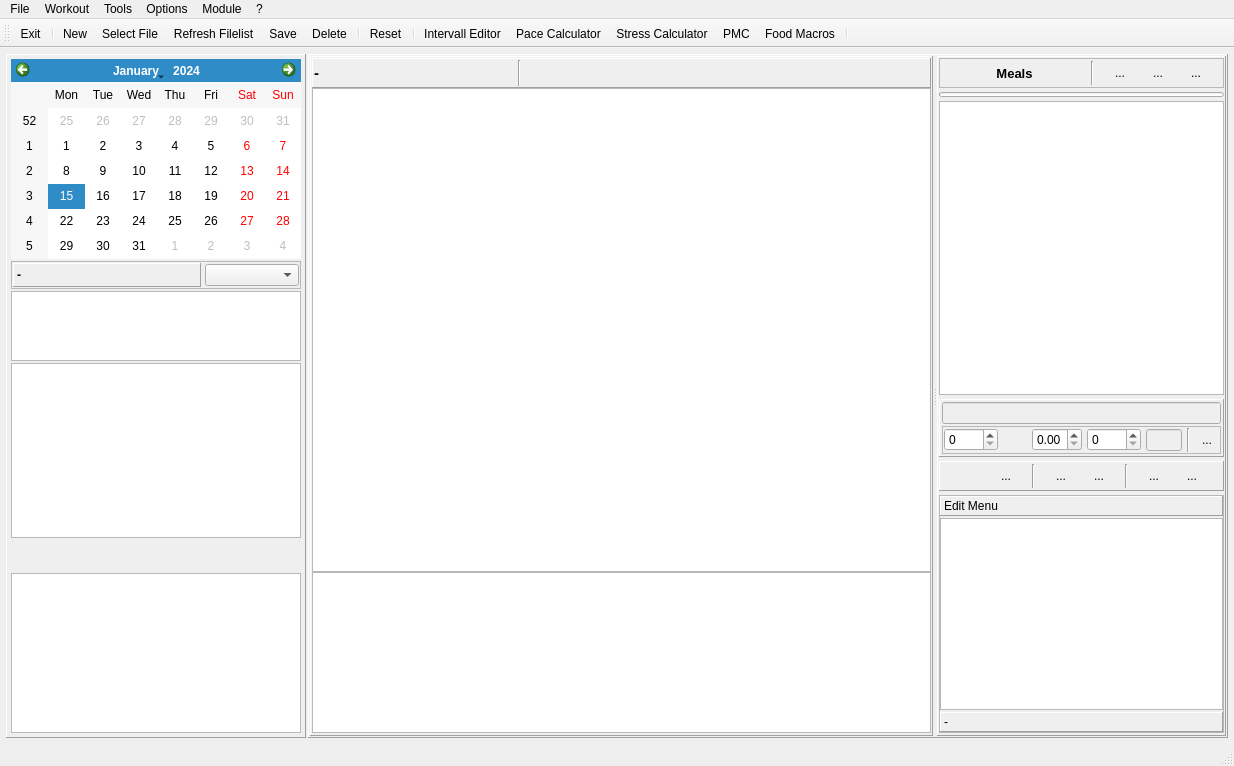
Old version of the form mainwindow.ui in the repository Tria-Andy/WorkoutEditor.
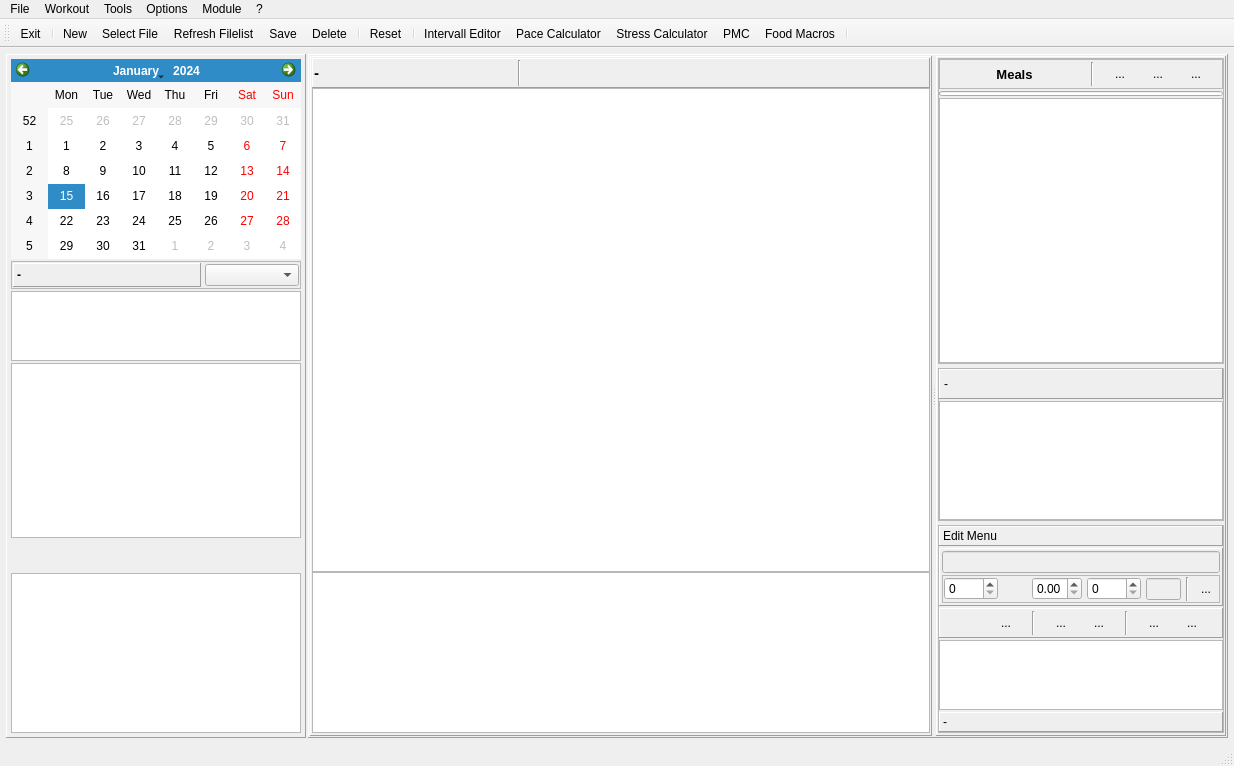
New version of the form. The open tabs and pages were chosen to show the change. Icons and pictures are not drawn. Custom widgets are drawn as their Qt base class.

Commit message: Add day summery if click on day header

What changed in the file:
```diff
--- a/mainwindow.ui
+++ b/mainwindow.ui
@@ -2211,7 +2211,37 @@
                 <number>2</number>
                </property>
                <item>
-                <widget class="QFrame" name="frame_3">
+                <widget class="QFrame" name="frame_mealsEdit">
+                 <property name="sizePolicy">
+                  <sizepolicy hsizetype="Preferred" vsizetype="Preferred">
+                   <horstretch>0</horstretch>
+                   <verstretch>2</verstretch>
+                  </sizepolicy>
+                 </property>
+                 <property name="frameShape">
+                  <enum>QFrame::StyledPanel</enum>
+                 </property>
+                 <property name="frameShadow">
+                  <enum>QFrame::Raised</enum>
+                 </property>
+                 <layout class="QVBoxLayout" name="verticalLayout_17">
+                  <property name="spacing">
+                   <number>2</number>
+                  </property>
+                  <property name="leftMargin">
+                   <number>0</number>
+                  </property>
+                  <property name="topMargin">
+                   <number>0</number>
+                  </property>
+                  <property name="rightMargin">
+                   <number>0</number>
+                  </property>
+                  <property name="bottomMargin">
+                   <number>0</number>
+                  </property>
+                  <item>
+                   <widget class="QFrame" name="frame_meals">
                  <property name="frameShape">
                   <enum>QFrame::StyledPanel</enum>
                  </property>
@@ -2397,8 +2427,204 @@
                  </property>
                 </widget>
                </item>
+                 </layout>
+                </widget>
+               </item>
                <item>
-                <widget class="QFrame" name="frame_4">
+                <widget class="QFrame" name="frame_dayShow">
+                 <property name="sizePolicy">
+                  <sizepolicy hsizetype="Preferred" vsizetype="Preferred">
+                   <horstretch>0</horstretch>
+                   <verstretch>1</verstretch>
+                  </sizepolicy>
+                 </property>
+                 <property name="frameShape">
+                  <enum>QFrame::StyledPanel</enum>
+                 </property>
+                 <property name="frameShadow">
+                  <enum>QFrame::Raised</enum>
+                 </property>
+                 <layout class="QVBoxLayout" name="verticalLayout_16">
+                  <property name="spacing">
+                   <number>2</number>
+                  </property>
+                  <property name="leftMargin">
+                   <number>0</number>
+                  </property>
+                  <property name="topMargin">
+                   <number>0</number>
+                  </property>
+                  <property name="rightMargin">
+                   <number>0</number>
+                  </property>
+                  <property name="bottomMargin">
+                   <number>0</number>
+                  </property>
+                  <item>
+                   <widget class="QFrame" name="frame_dayEdit">
+                    <property name="font">
+                     <font>
+                      <pointsize>9</pointsize>
+                     </font>
+                    </property>
+                    <property name="frameShape">
+                     <enum>QFrame::Panel</enum>
+                    </property>
+                    <property name="frameShadow">
+                     <enum>QFrame::Raised</enum>
+                    </property>
+                    <layout class="QHBoxLayout" name="horizontalLayout_16">
+                     <property name="spacing">
+                      <number>4</number>
+                     </property>
+                     <property name="leftMargin">
+                      <number>4</number>
+                     </property>
+                     <property name="topMargin">
+                      <number>2</number>
+                     </property>
+                     <property name="rightMargin">
+                      <number>4</number>
+                     </property>
+                     <property name="bottomMargin">
+                      <number>2</number>
+                     </property>
+                     <item>
+                      <widget class="QLabel" name="label_dayShow">
+                       <property name="text">
+                        <string>-</string>
+                       </property>
+                      </widget>
+                     </item>
+                     <item>
+                      <widget class="QToolButton" name="toolButton_lineCopy">
+                       <property name="minimumSize">
+                        <size>
+                         <width>24</width>
+                         <height>24</height>
+                        </size>
+                       </property>
+                       <property name="maximumSize">
+                        <size>
+                         <width>24</width>
+                         <height>24</height>
+                        </size>
+                       </property>
+                       <property name="text">
+                        <string/>
+                       </property>
+                       <property name="icon">
+                        <iconset resource="resources.qrc">
+                         <normaloff>:/images/icons/Copy.png</normaloff>:/images/icons/Copy.png</iconset>
+                       </property>
+                       <property name="iconSize">
+                        <size>
+                         <width>18</width>
+                         <height>18</height>
+                        </size>
+                       </property>
+                       <property name="autoRaise">
+                        <bool>true</bool>
+                       </property>
+                      </widget>
+                     </item>
+                     <item>
+                      <widget class="QToolButton" name="toolButton_linePaste">
+                       <property name="minimumSize">
+                        <size>
+                         <width>24</width>
+                         <height>24</height>
+                        </size>
+                       </property>
+                       <property name="maximumSize">
+                        <size>
+                         <width>24</width>
+                         <height>24</height>
+                        </size>
+                       </property>
+                       <property name="text">
+                        <string/>
+                       </property>
+                       <property name="icon">
+                        <iconset resource="resources.qrc">
+                         <normaloff>:/images/icons/Paste.png</normaloff>:/images/icons/Paste.png</iconset>
+                       </property>
+                       <property name="iconSize">
+                        <size>
+                         <width>18</width>
+                         <height>18</height>
+                        </size>
+                       </property>
+                       <property name="autoRaise">
+                        <bool>true</bool>
+                       </property>
+                      </widget>
+                     </item>
+                    </layout>
+                   </widget>
+                  </item>
+                  <item>
+                   <widget class="QTableWidget" name="tableWidget_daySummery"/>
+                  </item>
+                 </layout>
+                </widget>
+               </item>
+               <item>
+                <widget class="QFrame" name="frame_menuEdit">
+                 <property name="sizePolicy">
+                  <sizepolicy hsizetype="Preferred" vsizetype="Preferred">
+                   <horstretch>0</horstretch>
+                   <verstretch>1</verstretch>
+                  </sizepolicy>
+                 </property>
+                 <property name="frameShape">
+                  <enum>QFrame::StyledPanel</enum>
+                 </property>
+                 <property name="frameShadow">
+                  <enum>QFrame::Raised</enum>
+                 </property>
+                 <layout class="QVBoxLayout" name="verticalLayout_14">
+                  <property name="spacing">
+                   <number>2</number>
+                  </property>
+                  <property name="leftMargin">
+                   <number>0</number>
+                  </property>
+                  <property name="topMargin">
+                   <number>0</number>
+                  </property>
+                  <property name="rightMargin">
+                   <number>0</number>
+                  </property>
+                  <property name="bottomMargin">
+                   <number>0</number>
+                  </property>
+                  <item>
+                   <widget class="QLabel" name="label_menuEdit">
+                    <property name="minimumSize">
+                     <size>
+                      <width>0</width>
+                      <height>20</height>
+                     </size>
+                    </property>
+                    <property name="font">
+                     <font>
+                      <pointsize>9</pointsize>
+                     </font>
+                    </property>
+                    <property name="frameShape">
+                     <enum>QFrame::Panel</enum>
+                    </property>
+                    <property name="frameShadow">
+                     <enum>QFrame::Raised</enum>
+                    </property>
+                    <property name="text">
+                     <string>Edit Menu</string>
+                    </property>
+                   </widget>
+                  </item>
+                  <item>
+                   <widget class="QFrame" name="frame_mealSet">
                  <property name="frameShape">
                   <enum>QFrame::Panel</enum>
                  </property>
@@ -2573,7 +2799,7 @@
                 </widget>
                </item>
                <item>
-                <widget class="QFrame" name="frame_2">
+                   <widget class="QFrame" name="frame_mealEdit">
                  <property name="frameShape">
                   <enum>QFrame::Panel</enum>
                  </property>
@@ -2800,54 +3026,6 @@
                    </widget>
                   </item>
                  </layout>
-                </widget>
-               </item>
-               <item>
-                <widget class="QFrame" name="frame_5">
-                 <property name="frameShape">
-                  <enum>QFrame::StyledPanel</enum>
-                 </property>
-                 <property name="frameShadow">
-                  <enum>QFrame::Raised</enum>
-                 </property>
-                 <layout class="QVBoxLayout" name="verticalLayout_14">
-                  <property name="spacing">
-                   <number>2</number>
-                  </property>
-                  <property name="leftMargin">
-                   <number>0</number>
-                  </property>
-                  <property name="topMargin">
-                   <number>0</number>
-                  </property>
-                  <property name="rightMargin">
-                   <number>0</number>
-                  </property>
-                  <property name="bottomMargin">
-                   <number>0</number>
-                  </property>
-                  <item>
-                   <widget class="QLabel" name="label_menuEdit">
-                    <property name="minimumSize">
-                     <size>
-                      <width>0</width>
-                      <height>20</height>
-                     </size>
-                    </property>
-                    <property name="font">
-                     <font>
-                      <pointsize>9</pointsize>
-                     </font>
-                    </property>
-                    <property name="frameShape">
-                     <enum>QFrame::Panel</enum>
-                    </property>
-                    <property name="frameShadow">
-                     <enum>QFrame::Raised</enum>
-                    </property>
-                    <property name="text">
-                     <string>Edit Menu</string>
-                    </property>
                    </widget>
                   </item>
                   <item>
```
Lines whose indentation alone changed are shown as unchanged. The commit also changes 4 other files.
